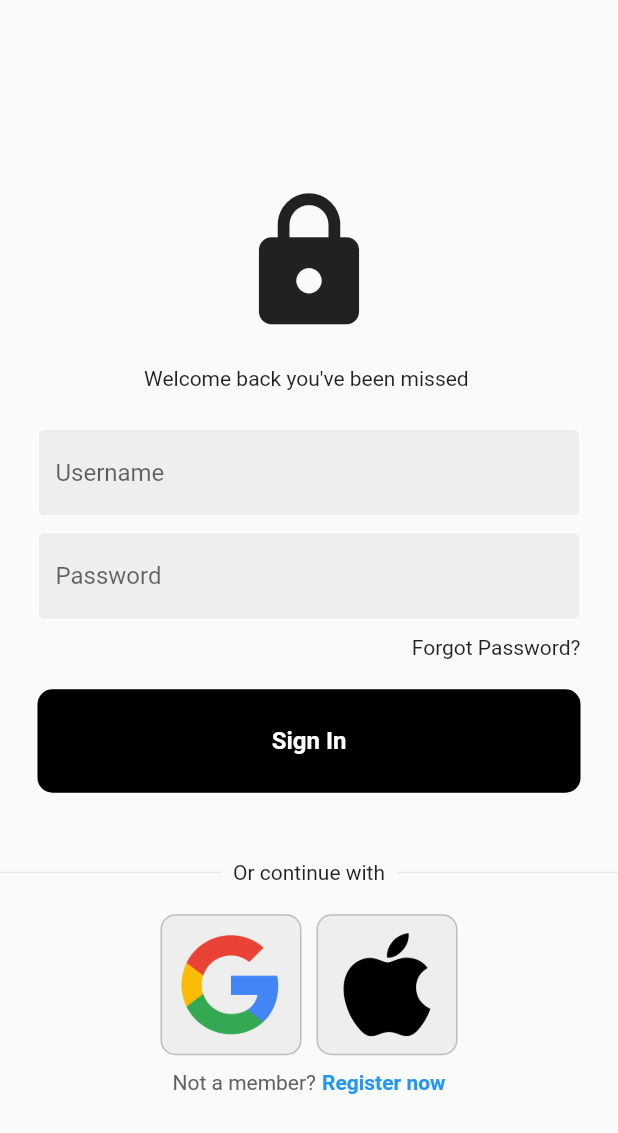
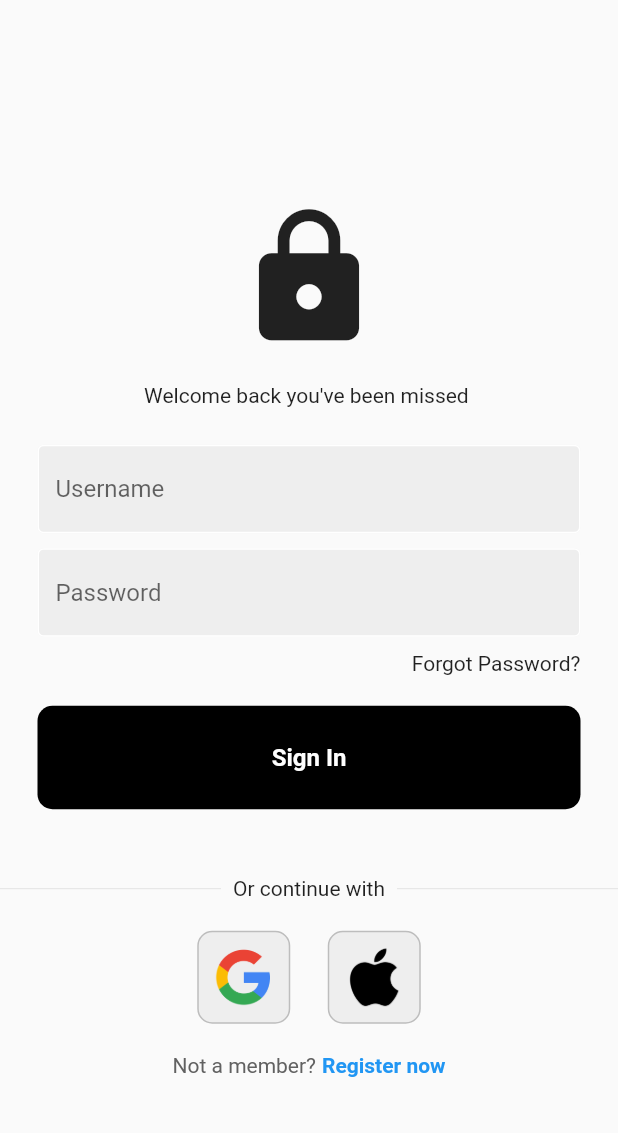
Before and after one commit to msamichael/Flutter_Login_Screen_UI, a Flutter app: the screen it shows after launch, on a phone screen of 412 x 824 dp. Shown: the top 1133 px of the screen. Run offline on Flutter 3.47's test engine with Material 2 defaults, Android fonts, the phone set to English and light mode, and no system bars.

Commit message:
added login ui

```diff
--- a/lib/components/square_tile.dart
+++ b/lib/components/square_tile.dart
@@ -20,7 +20,7 @@ class Squaretile extends StatelessWidget {
                   ),
                   child: Image.asset(
                     image,
-                    height: 72,
+                    height: 40,
                     ),
                 );
   }
--- a/lib/pages/login_screen.dart
+++ b/lib/pages/login_screen.dart
@@ -88,13 +88,13 @@ final passwordController = TextEditingController();
               mainAxisAlignment: MainAxisAlignment.center,
               children: [
                 Squaretile(image: 'lib/images/google-logo.png',),
-                SizedBox(width: 10,),
+                SizedBox(width: 25,),
                 Squaretile(image: 'lib/images/apple-logo.png',),
 
 
               ],
             ),
-            SizedBox(height: 10,),
+            SizedBox(height: 20,),
             Row(
               mainAxisAlignment: MainAxisAlignment.center,
               children: [
```
